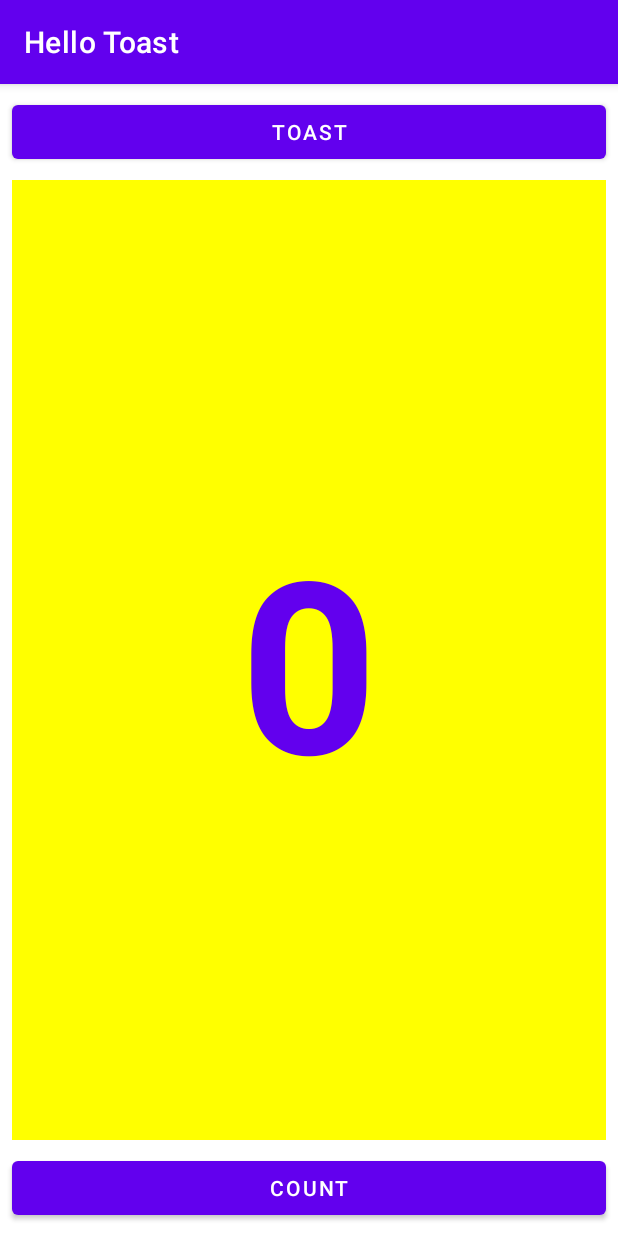
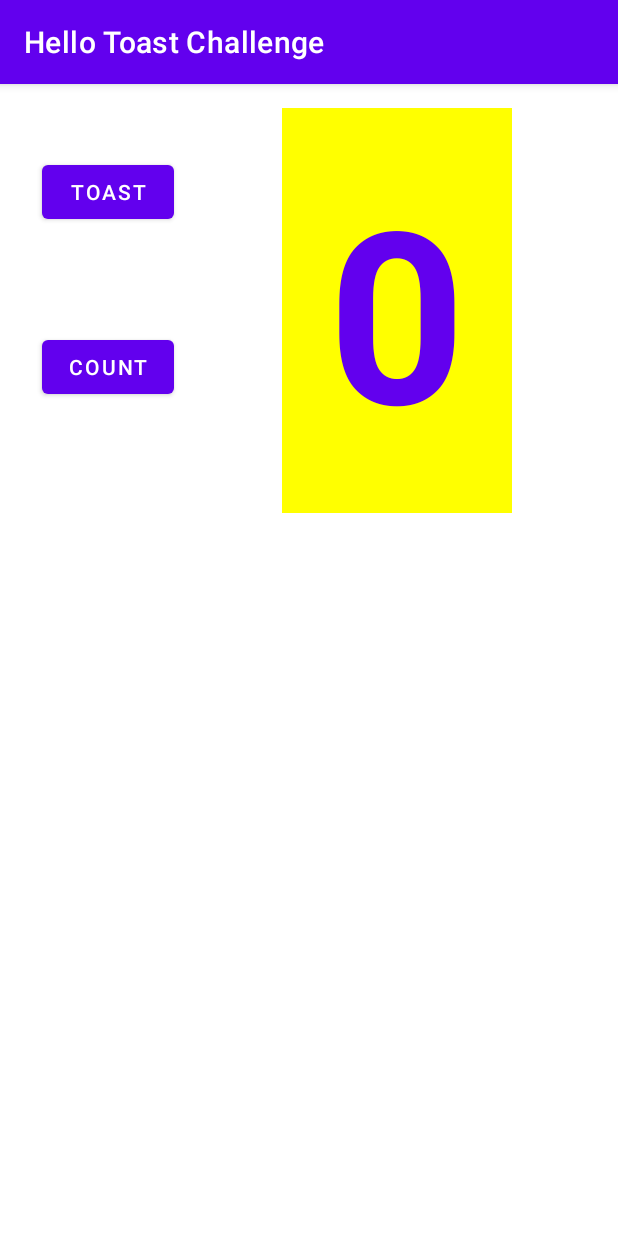
Before and after one commit to sakriya777/HelloToast, an Android app: the screen it shows after launch (MainActivity), on a phone screen of 412 x 824 dp. Run offline under Robolectric (Android 15) with nearby library versions, the phone set to English and light mode, and no system bars.

Commit message:
Hello toast challenge completed

```diff
--- a/app/src/main/AndroidManifest.xml
+++ b/app/src/main/AndroidManifest.xml
@@ -1,6 +1,6 @@
 <?xml version="1.0" encoding="utf-8"?>
 <manifest xmlns:android="http://schemas.android.com/apk/res/android"
-    package="com.example.hellotoast">
+    package="com.example.hellotoastchallenge">
 
     <application
         android:allowBackup="true"
@@ -9,7 +9,7 @@
         android:roundIcon="@mipmap/ic_launcher_round"
         android:supportsRtl="true"
         android:theme="@style/Theme.HelloToast">
-        <activity android:name=".MainActivity">
+        <activity android:name="com.example.hellotoastchallenge.MainActivity">
             <intent-filter>
                 <action android:name="android.intent.action.MAIN" />
 
--- a/app/src/main/java/com/example/hellotoast/MainActivity.java
+++ b/app/src/main/java/com/example/hellotoastchallenge/MainActivity.java
@@ -1,4 +1,4 @@
-package com.example.hellotoast;
+package com.example.hellotoastchallenge;
 
 import androidx.appcompat.app.AppCompatActivity;
 
@@ -30,6 +30,5 @@ public class MainActivity extends AppCompatActivity {
     public void show_toast(View view) {
         Toast toast = Toast.makeText(this, R.string.toast_message, Toast.LENGTH_SHORT);
         toast.show();
-
     }
 }
--- a/app/src/main/res/layout/activity_main.xml
+++ b/app/src/main/res/layout/activity_main.xml
@@ -8,12 +8,11 @@
 
     <TextView
         android:id="@+id/show_count"
-        android:layout_width="0dp"
-        android:layout_height="0dp"
-        android:layout_marginStart="8dp"
-        android:layout_marginTop="8dp"
-        android:layout_marginEnd="8dp"
-        android:layout_marginBottom="8dp"
+        android:layout_width="153dp"
+        android:layout_height="270dp"
+        android:layout_marginStart="72dp"
+        android:layout_marginTop="16dp"
+        android:layout_marginBottom="186dp"
         android:background="#FFFF00"
         android:gravity="center_vertical"
         android:text="@string/_0"
@@ -21,36 +20,35 @@
         android:textColor="?attr/colorPrimary"
         android:textSize="160sp"
         android:textStyle="bold"
-        app:layout_constraintBottom_toTopOf="@+id/button_count"
+        app:layout_constraintBottom_toBottomOf="@+id/button_count"
         app:layout_constraintEnd_toEndOf="parent"
-        app:layout_constraintStart_toStartOf="parent"
-        app:layout_constraintTop_toBottomOf="@+id/button_toast"
-        app:layout_constraintVertical_bias="0.345" />
+        app:layout_constraintHorizontal_bias="0.0"
+        app:layout_constraintStart_toEndOf="@+id/button_toast"
+        app:layout_constraintTop_toTopOf="parent"
+        app:layout_constraintVertical_bias="0.0" />
 
     <com.google.android.material.button.MaterialButton
         android:id="@+id/button_toast"
-        android:layout_width="0dp"
+        android:layout_width="wrap_content"
         android:layout_height="wrap_content"
-        android:layout_marginStart="8dp"
-        android:layout_marginTop="8dp"
-        android:layout_marginEnd="8dp"
+        android:layout_marginStart="28dp"
+        android:layout_marginTop="48dp"
         android:onClick="show_toast"
         android:text="@string/toast"
-        app:layout_constraintEnd_toEndOf="parent"
         app:layout_constraintStart_toStartOf="parent"
         app:layout_constraintTop_toTopOf="parent" />
 
     <com.google.android.material.button.MaterialButton
         android:id="@+id/button_count"
-        android:layout_width="0dp"
+        android:layout_width="wrap_content"
         android:layout_height="wrap_content"
-        android:layout_marginStart="8dp"
-        android:layout_marginEnd="8dp"
-        android:layout_marginBottom="8dp"
+        android:layout_marginStart="28dp"
+        android:layout_marginTop="40dp"
         android:onClick="countUp"
         android:text="@string/count"
         app:layout_constraintBottom_toBottomOf="parent"
-        app:layout_constraintEnd_toEndOf="parent"
-        app:layout_constraintStart_toStartOf="parent" />
+        app:layout_constraintStart_toStartOf="parent"
+        app:layout_constraintTop_toBottomOf="@+id/button_toast"
+        app:layout_constraintVertical_bias="0.049" />
 
 </androidx.constraintlayout.widget.ConstraintLayout>
--- a/app/src/main/res/values/strings.xml
+++ b/app/src/main/res/values/strings.xml
@@ -1,5 +1,5 @@
 <resources>
-    <string name="app_name">Hello Toast</string>
+    <string name="app_name">Hello Toast Challenge</string>
     <string name="toast">Toast</string>
     <string name="count">Count</string>
     <string name="_0">0</string>
```
Also changed, not shown: 4 other files.
